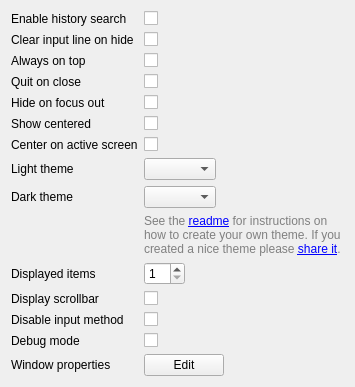
First picture: the form in src/configwidget.ui, repository albertlauncher/albert-plugin-widgetsboxmodel, before the edit.
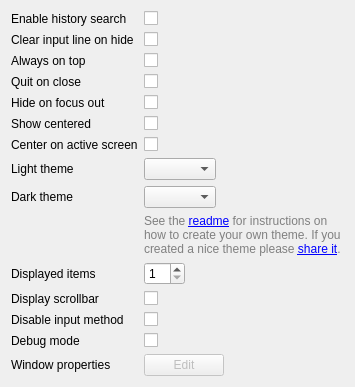
Second picture: the form after the edit.

Commit message: Disable window properties for now

Diff of the .ui file:
```diff
--- a/src/configwidget.ui
+++ b/src/configwidget.ui
@@ -378,6 +378,9 @@
    </item>
    <item row="14" column="1">
     <widget class="QPushButton" name="pushButton_winprop">
+     <property name="enabled">
+      <bool>false</bool>
+     </property>
      <property name="sizePolicy">
       <sizepolicy hsizetype="Fixed" vsizetype="Fixed">
        <horstretch>0</horstretch>
```
The commit also changes 1 other file.
